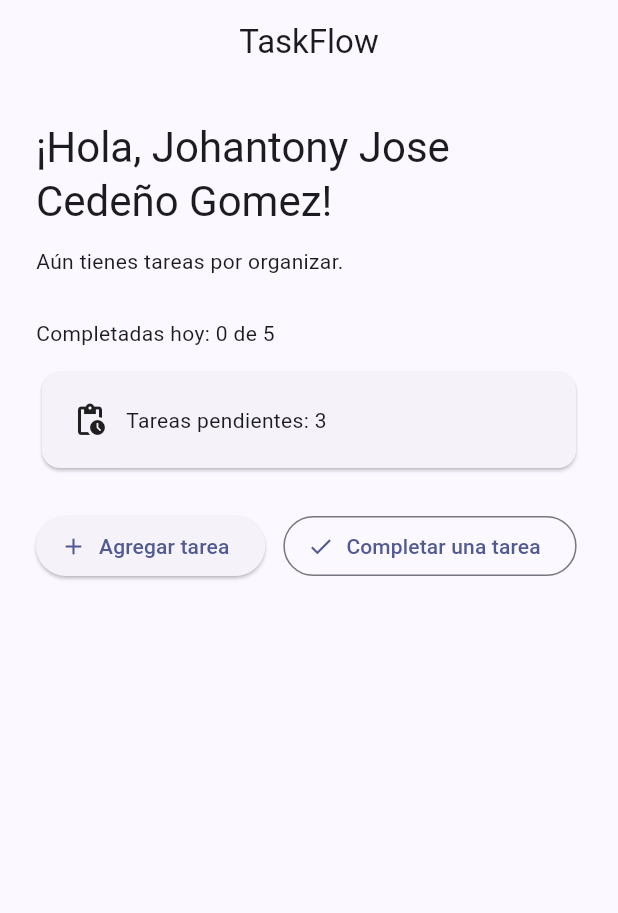
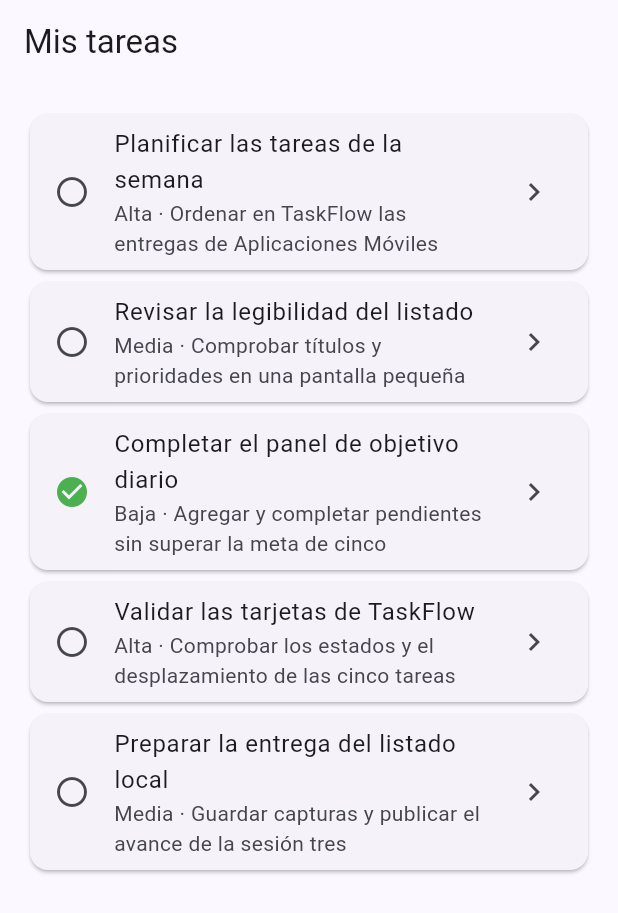
Before and after one commit to Johantony2309/TaskFlow, a Flutter app: the screen it shows after launch, on a phone screen of 412 x 824 dp. Shown: the top 913 px of the screen. Run offline on Flutter 3.47's test engine with Material 3 defaults, Android fonts, the phone set to English and light mode, and no system bars.

Commit message:
feat: mostrar listado local de tareas

```diff
--- a/lib/main.dart
+++ b/lib/main.dart
@@ -16,7 +16,102 @@ class TaskFlowApp extends StatelessWidget {
         colorScheme: ColorScheme.fromSeed(seedColor: Colors.indigo),
         useMaterial3: true,
       ),
-      home: const WelcomeScreen(),
+      home: const TaskListScreen(),
+    );
+  }
+}
+
+class Task {
+  const Task({
+    required this.id,
+    required this.title,
+    required this.description,
+    required this.priority,
+    required this.isCompleted,
+  });
+
+  final int id;
+  final String title;
+  final String description;
+  final String priority;
+  final bool isCompleted;
+}
+
+const demoTasks = [
+  Task(
+    id: 1,
+    title: 'Planificar las tareas de la semana',
+    description: 'Ordenar en TaskFlow las entregas de Aplicaciones Móviles',
+    priority: 'Alta',
+    isCompleted: false,
+  ),
+  Task(
+    id: 2,
+    title: 'Revisar la legibilidad del listado',
+    description: 'Comprobar títulos y prioridades en una pantalla pequeña',
+    priority: 'Media',
+    isCompleted: false,
+  ),
+  Task(
+    id: 3,
+    title: 'Completar el panel de objetivo diario',
+    description: 'Agregar y completar pendientes sin superar la meta de cinco',
+    priority: 'Baja',
+    isCompleted: true,
+  ),
+  Task(
+    id: 4,
+    title: 'Validar las tarjetas de TaskFlow',
+    description:
+        'Comprobar los estados y el desplazamiento de las cinco tareas',
+    priority: 'Alta',
+    isCompleted: false,
+  ),
+  Task(
+    id: 5,
+    title: 'Preparar la entrega del listado local',
+    description: 'Guardar capturas y publicar el avance de la sesión tres',
+    priority: 'Media',
+    isCompleted: false,
+  ),
+];
+
+class TaskCard extends StatelessWidget {
+  const TaskCard({super.key, required this.task});
+
+  final Task task;
+
+  @override
+  Widget build(BuildContext context) {
+    return Card(
+      child: ListTile(
+        leading: Icon(
+          task.isCompleted ? Icons.check_circle : Icons.radio_button_unchecked,
+          color: task.isCompleted ? Colors.green : null,
+        ),
+        title: Text(task.title),
+        subtitle: Text('${task.priority} · ${task.description}'),
+        trailing: const Icon(Icons.chevron_right),
+      ),
+    );
+  }
+}
+
+class TaskListScreen extends StatelessWidget {
+  const TaskListScreen({super.key});
+
+  @override
+  Widget build(BuildContext context) {
+    return Scaffold(
+      appBar: AppBar(title: const Text('Mis tareas')),
+      body: ListView.builder(
+        padding: const EdgeInsets.all(16),
+        itemCount: demoTasks.length,
+        itemBuilder: (context, index) {
+          final task = demoTasks[index];
+          return TaskCard(task: task);
+        },
+      ),
     );
   }
 }
```
